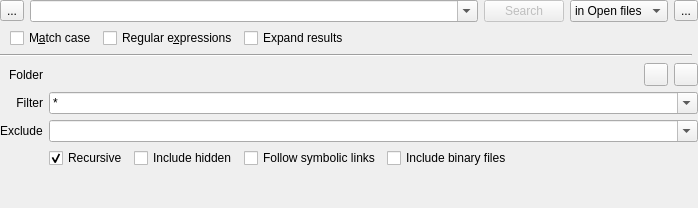
Old version of the form kate/plugins/search/search.ui in the repository KDE/kate.
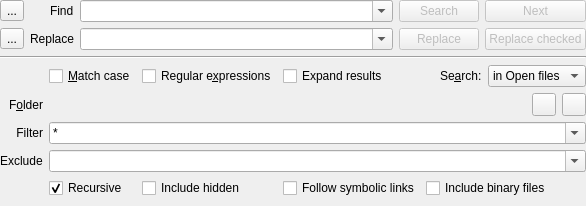
New version of the form. Custom widgets are drawn as their Qt base class.

Commit message: S&R: Rework the search UI to be able to: add replace current match Add match-marks also on manually opened files Add sorting to the TreeView as matches might come in random time order

The edit to the form file:
```diff
--- a/kate/plugins/search/search.ui
+++ b/kate/plugins/search/search.ui
@@ -6,42 +6,15 @@
    <rect>
     <x>0</x>
     <y>0</y>
-    <width>698</width>
+    <width>586</width>
     <height>206</height>
    </rect>
   </property>
-  <layout class="QGridLayout" name="topLayout" rowstretch="0,1" columnstretch="0,1,0,0,0">
+  <layout class="QGridLayout" name="topLayout" rowstretch="0,0,0,1" columnstretch="0,0,1,0,0,0">
    <property name="margin">
     <number>0</number>
    </property>
-   <item row="0" column="0">
-    <widget class="QToolButton" name="newTabButton">
-     <property name="text">
-      <string>...</string>
-     </property>
-    </widget>
-   </item>
-   <item row="0" column="1">
-    <widget class="KHistoryComboBox" name="searchCombo">
-     <property name="editable">
-      <bool>true</bool>
-     </property>
-     <property name="autoCompletion">
-      <bool>true</bool>
-     </property>
-    </widget>
-   </item>
-   <item row="0" column="2">
-    <widget class="KPushButton" name="searchButton">
-     <property name="enabled">
-      <bool>false</bool>
-     </property>
-     <property name="text">
-      <string>Search</string>
-     </property>
-    </widget>
-   </item>
-   <item row="0" column="4">
+   <item row="1" column="0">
     <widget class="QToolButton" name="displayOptions">
      <property name="text">
       <string>...</string>
@@ -49,12 +22,56 @@
      <property name="checkable">
       <bool>true</bool>
      </property>
-     <property name="autoRaise">
+    </widget>
+   </item>
+   <item row="1" column="4">
+    <widget class="KPushButton" name="replaceButton">
+     <property name="enabled">
       <bool>false</bool>
      </property>
+     <property name="text">
+      <string>Replace</string>
+     </property>
     </widget>
    </item>
-   <item row="1" column="0" colspan="5">
+   <item row="0" column="4">
+    <widget class="KPushButton" name="searchButton">
+     <property name="enabled">
+      <bool>false</bool>
+     </property>
+     <property name="text">
+      <string>Search</string>
+     </property>
+    </widget>
+   </item>
+   <item row="0" column="0">
+    <widget class="QToolButton" name="newTabButton">
+     <property name="text">
+      <string>...</string>
+     </property>
+    </widget>
+   </item>
+   <item row="0" column="1" alignment="Qt::AlignRight">
+    <widget class="QLabel" name="findLabel">
+     <property name="text">
+      <string>Find</string>
+     </property>
+     <property name="buddy">
+      <cstring>searchCombo</cstring>
+     </property>
+    </widget>
+   </item>
+   <item row="1" column="1" alignment="Qt::AlignRight">
+    <widget class="QLabel" name="replaceLabel">
+     <property name="text">
+      <string>Replace</string>
+     </property>
+     <property name="buddy">
+      <cstring>replaceCombo</cstring>
+     </property>
+    </widget>
+   </item>
+   <item row="3" column="0" colspan="6">
     <widget class="QStackedWidget" name="stackedWidget">
      <property name="sizePolicy">
       <sizepolicy hsizetype="Preferred" vsizetype="Minimum">
@@ -90,7 +107,20 @@
        <property name="margin">
         <number>0</number>
        </property>
-       <item row="3" column="0" colspan="6">
+       <item row="2" column="0">
+        <spacer name="verticalSpacer">
+         <property name="orientation">
+          <enum>Qt::Vertical</enum>
+         </property>
+         <property name="sizeHint" stdset="0">
+          <size>
+           <width>1</width>
+           <height>1</height>
+          </size>
+         </property>
+        </spacer>
+       </item>
+       <item row="0" column="0">
         <widget class="QWidget" name="folderOptions" native="true">
          <property name="sizePolicy">
           <sizepolicy hsizetype="MinimumExpanding" vsizetype="Minimum">
@@ -98,18 +128,50 @@
            <verstretch>0</verstretch>
           </sizepolicy>
          </property>
-         <layout class="QGridLayout" name="gridLayout_2">
+         <layout class="QGridLayout" name="gridLayout_2" rowstretch="0,0,0,0,0,0" columnstretch="0,0,0,0,0,10">
           <property name="margin">
            <number>0</number>
           </property>
-          <item row="1" column="7">
-           <widget class="QToolButton" name="currentFolderButton">
-            <property name="toolTip">
-             <string>Use the current document's path.</string>
+          <item row="1" column="2">
+           <widget class="QCheckBox" name="useRegExp">
+            <property name="text">
+             <string>Regular e&amp;xpressions</string>
             </property>
            </widget>
           </item>
-          <item row="2" column="1" colspan="7">
+          <item row="0" column="0" colspan="6">
+           <widget class="Line" name="line">
+            <property name="orientation">
+             <enum>Qt::Horizontal</enum>
+            </property>
+           </widget>
+          </item>
+          <item row="2" column="1" colspan="5">
+           <layout class="QHBoxLayout" name="horizontalLayout_3">
+            <item>
+             <widget class="KUrlComboRequester" name="folderRequester">
+              <property name="mode">
+               <set>KFile::Directory|KFile::ExistingOnly|KFile::LocalOnly</set>
+              </property>
+             </widget>
+            </item>
+            <item>
+             <widget class="QToolButton" name="folderUpButton">
+              <property name="toolTip">
+               <string>Go one folder up.</string>
+              </property>
+             </widget>
+            </item>
+            <item>
+             <widget class="QToolButton" name="currentFolderButton">
+              <property name="toolTip">
+               <string>Use the current document's path.</string>
+              </property>
+             </widget>
+            </item>
+           </layout>
+          </item>
+          <item row="3" column="1" colspan="5">
            <widget class="KComboBox" name="filterCombo">
             <property name="editable">
              <bool>true</bool>
@@ -124,31 +186,7 @@
             </item>
            </widget>
           </item>
-          <item row="1" column="0">
-           <widget class="QLabel" name="folderLabel">
-            <property name="text">
-             <string>Folder</string>
-            </property>
-            <property name="alignment">
-             <set>Qt::AlignRight|Qt::AlignTrailing|Qt::AlignVCenter</set>
-            </property>
-           </widget>
-          </item>
-          <item row="1" column="1" colspan="5">
-           <widget class="KUrlComboRequester" name="folderRequester">
-            <property name="mode">
-             <set>KFile::Directory|KFile::ExistingOnly|KFile::LocalOnly</set>
-            </property>
-           </widget>
-          </item>
-          <item row="1" column="6">
-           <widget class="QToolButton" name="folderUpButton">
-            <property name="toolTip">
-             <string>Go one folder up.</string>
-            </property>
-           </widget>
-          </item>
-          <item row="2" column="0">
+          <item row="3" column="0">
            <widget class="QLabel" name="filterLabel">
             <property name="text">
              <string>Filter</string>
@@ -156,9 +194,19 @@
             <property name="alignment">
              <set>Qt::AlignRight|Qt::AlignTrailing|Qt::AlignVCenter</set>
             </property>
+            <property name="buddy">
+             <cstring>filterCombo</cstring>
+            </property>
            </widget>
           </item>
-          <item row="4" column="1">
+          <item row="1" column="3">
+           <widget class="QCheckBox" name="expandResults">
+            <property name="text">
+             <string extracomment="When this is checked the result treeview will be expanded after a search">Expand results</string>
+            </property>
+           </widget>
+          </item>
+          <item row="5" column="1">
            <widget class="QCheckBox" name="recursiveCheckBox">
             <property name="text">
              <string>Recursive</string>
@@ -168,133 +216,161 @@
             </property>
            </widget>
           </item>
-          <item row="4" column="2">
+          <item row="4" column="1" colspan="5">
+           <widget class="KComboBox" name="excludeCombo">
+            <property name="editable">
+             <bool>true</bool>
+            </property>
+           </widget>
+          </item>
+          <item row="2" column="0">
+           <widget class="QLabel" name="folderLabel">
+            <property name="text">
+             <string>F&amp;older</string>
+            </property>
+            <property name="alignment">
+             <set>Qt::AlignRight|Qt::AlignTrailing|Qt::AlignVCenter</set>
+            </property>
+            <property name="buddy">
+             <cstring>folderRequester</cstring>
+            </property>
+           </widget>
+          </item>
+          <item row="4" column="0" alignment="Qt::AlignRight">
+           <widget class="QLabel" name="excludeLabel">
+            <property name="text">
+             <string>Exclude</string>
+            </property>
+            <property name="buddy">
+             <cstring>excludeCombo</cstring>
+            </property>
+           </widget>
+          </item>
+          <item row="1" column="1">
+           <widget class="QCheckBox" name="matchCase">
+            <property name="text">
+             <string>&amp;Match case</string>
+            </property>
+           </widget>
+          </item>
+          <item row="5" column="4">
+           <widget class="QCheckBox" name="binaryCheckBox">
+            <property name="text">
+             <string>Include binary files</string>
+            </property>
+           </widget>
+          </item>
+          <item row="5" column="2">
            <widget class="QCheckBox" name="hiddenCheckBox">
             <property name="text">
              <string>Include hidden</string>
             </property>
            </widget>
           </item>
-          <item row="4" column="5">
-           <spacer name="horizontalSpacer">
-            <property name="orientation">
-             <enum>Qt::Horizontal</enum>
-            </property>
-            <property name="sizeHint" stdset="0">
-             <size>
-              <width>40</width>
-              <height>20</height>
-             </size>
-            </property>
-           </spacer>
-          </item>
-          <item row="4" column="3">
+          <item row="5" column="3">
            <widget class="QCheckBox" name="symLinkCheckBox">
             <property name="text">
              <string>Follow symbolic links</string>
             </property>
            </widget>
           </item>
-          <item row="4" column="4">
-           <widget class="QCheckBox" name="binaryCheckBox">
-            <property name="text">
-             <string>Include binary files</string>
-            </property>
-           </widget>
-          </item>
-          <item row="3" column="0">
-           <widget class="QLabel" name="excludeLabel">
-            <property name="text">
-             <string>Exclude</string>
-            </property>
-           </widget>
-          </item>
-          <item row="3" column="1" colspan="7">
-           <widget class="KComboBox" name="excludeCombo">
-            <property name="editable">
-             <bool>true</bool>
-            </property>
-           </widget>
+          <item row="1" column="4" colspan="2">
+           <layout class="QHBoxLayout" name="horizontalLayout_4">
+            <item>
+             <spacer name="horizontalSpacer">
+              <property name="orientation">
+               <enum>Qt::Horizontal</enum>
+              </property>
+              <property name="sizeHint" stdset="0">
+               <size>
+                <width>1</width>
+                <height>1</height>
+               </size>
+              </property>
+             </spacer>
+            </item>
+            <item>
+             <widget class="QLabel" name="label">
+              <property name="text">
+               <string>Se&amp;arch:</string>
+              </property>
+              <property name="buddy">
+               <cstring>searchPlaceCombo</cstring>
+              </property>
+             </widget>
+            </item>
+            <item>
+             <widget class="KComboBox" name="searchPlaceCombo">
+              <item>
+               <property name="text">
+                <string>in Open files</string>
+               </property>
+              </item>
+              <item>
+               <property name="text">
+                <string>in Folder</string>
+               </property>
+              </item>
+             </widget>
+            </item>
+           </layout>
           </item>
          </layout>
         </widget>
        </item>
-       <item row="1" column="3">
-        <widget class="QCheckBox" name="u_expandResults">
-         <property name="text">
-          <string extracomment="When this is checked the result treeview will be expanded after a search">Expand results</string>
+      </layout>
+     </widget>
+    </widget>
+   </item>
+   <item row="1" column="5">
+    <widget class="QStackedWidget" name="replaceBtnStack">
+     <property name="sizePolicy">
+      <sizepolicy hsizetype="Minimum" vsizetype="Minimum">
+       <horstretch>0</horstretch>
+       <verstretch>0</verstretch>
+      </sizepolicy>
+     </property>
+     <property name="currentIndex">
+      <number>0</number>
+     </property>
+     <widget class="QWidget" name="page">
+      <layout class="QVBoxLayout" name="verticalLayout_2">
+       <property name="margin">
+        <number>0</number>
+       </property>
+       <item>
+        <widget class="KPushButton" name="replaceCheckedBtn">
+         <property name="enabled">
+          <bool>false</bool>
          </property>
-        </widget>
-       </item>
-       <item row="1" column="1">
-        <widget class="QCheckBox" name="matchCase">
          <property name="text">
-          <string>M&amp;atch case</string>
+          <string>Replace checked</string>
          </property>
         </widget>
        </item>
-       <item row="1" column="4">
-        <spacer name="horizontalSpacer_2">
-         <property name="orientation">
-          <enum>Qt::Horizontal</enum>
-         </property>
-         <property name="sizeHint" stdset="0">
-          <size>
-           <width>40</width>
-           <height>20</height>
-          </size>
-         </property>
-        </spacer>
-       </item>
-       <item row="1" column="2">
-        <widget class="QCheckBox" name="useRegExp">
+      </layout>
+     </widget>
+     <widget class="QWidget" name="page_2">
+      <layout class="QVBoxLayout" name="verticalLayout_3">
+       <property name="spacing">
+        <number>0</number>
+       </property>
+       <property name="margin">
+        <number>0</number>
+       </property>
+       <item>
+        <widget class="QPushButton" name="stopButtonReplace">
          <property name="text">
-          <string>Regular e&amp;xpressions</string>
+          <string>stop</string>
          </property>
         </widget>
        </item>
-       <item row="4" column="1">
-        <spacer name="verticalSpacer">
-         <property name="orientation">
-          <enum>Qt::Vertical</enum>
-         </property>
-         <property name="sizeHint" stdset="0">
-          <size>
-           <width>20</width>
-           <height>40</height>
-          </size>
-         </property>
-        </spacer>
-       </item>
-       <item row="1" column="0">
-        <spacer name="horizontalSpacer_3">
-         <property name="orientation">
-          <enum>Qt::Horizontal</enum>
-         </property>
-         <property name="sizeType">
-          <enum>QSizePolicy::Minimum</enum>
-         </property>
-         <property name="sizeHint" stdset="0">
-          <size>
-           <width>4</width>
-           <height>4</height>
-          </size>
-         </property>
-        </spacer>
-       </item>
-       <item row="2" column="0" colspan="5">
-        <widget class="Line" name="line_2">
-         <property name="orientation">
-          <enum>Qt::Horizontal</enum>
-         </property>
-        </widget>
-       </item>
       </layout>
      </widget>
     </widget>
    </item>
-   <item row="0" column="3">
-    <widget class="QStackedWidget" name="locationAndStop">
+   <item row="0" column="5">
+    <widget class="QStackedWidget" name="nextAndStop">
      <property name="sizePolicy">
       <sizepolicy hsizetype="Minimum" vsizetype="Minimum">
        <horstretch>0</horstretch>
@@ -316,22 +392,18 @@
         <number>0</number>
        </property>
        <item>
-        <widget class="KComboBox" name="searchPlaceCombo">
-         <item>
-          <property name="text">
-           <string>in Open files</string>
-          </property>
-         </item>
-         <item>
-          <property name="text">
-           <string>in Folder</string>
-          </property>
-         </item>
+        <widget class="KPushButton" name="nextButton">
+         <property name="enabled">
+          <bool>false</bool>
+         </property>
+         <property name="text">
+          <string>Next</string>
+         </property>
         </widget>
        </item>
       </layout>
      </widget>
-     <widget class="QWidget" name="page_4">
+     <widget class="QWidget" name="stopButtonPage">
       <property name="sizePolicy">
        <sizepolicy hsizetype="Minimum" vsizetype="Minimum">
         <horstretch>0</horstretch>
@@ -359,6 +431,26 @@
      </widget>
     </widget>
    </item>
+   <item row="0" column="2" colspan="2">
+    <widget class="KHistoryComboBox" name="searchCombo">
+     <property name="editable">
+      <bool>true</bool>
+     </property>
+     <property name="autoCompletion">
+      <bool>true</bool>
+     </property>
+    </widget>
+   </item>
+   <item row="1" column="2" colspan="2">
+    <widget class="KHistoryComboBox" name="replaceCombo">
+     <property name="editable">
+      <bool>true</bool>
+     </property>
+     <property name="autoCompletion">
+      <bool>true</bool>
+     </property>
+    </widget>
+   </item>
   </layout>
  </widget>
  <customwidgets>
```
Left out of the diff: 19 changed lines with no effect on the pictures. The commit also changes 5 other files.
